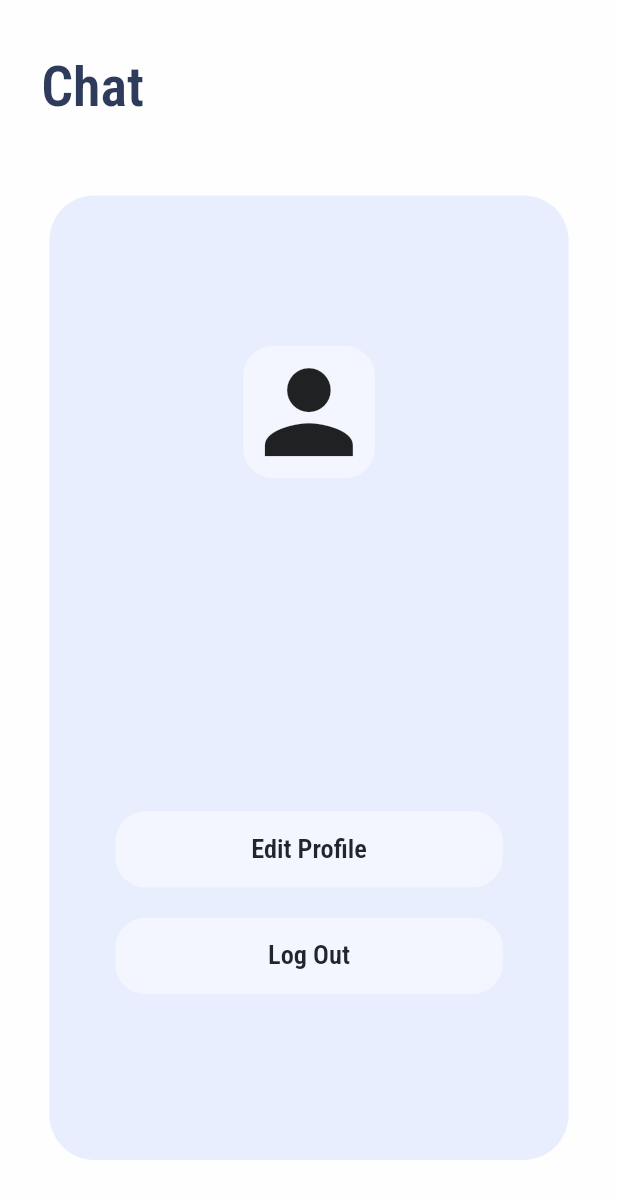
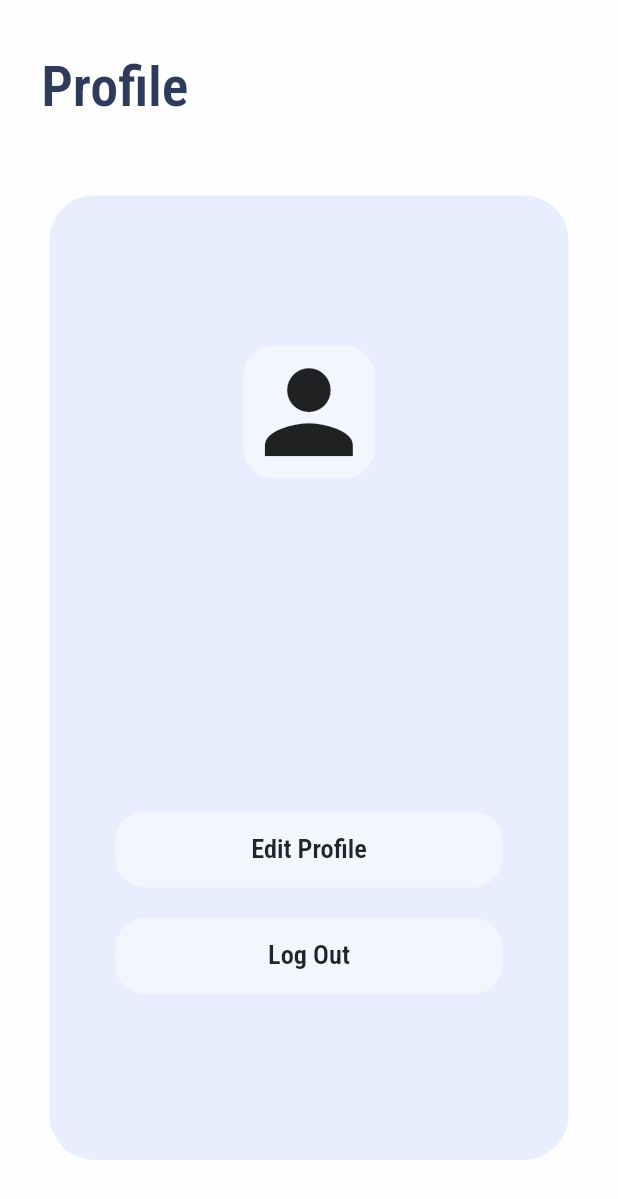
Before and after one commit to janrydzewski/ChatConnect, a Flutter app: the ProfileScreen screen opened directly, on a phone screen of 412 x 824 dp. Shown: the top 1199 px of the screen. Run offline on Flutter 3.47's test engine with Material 2 defaults, Android fonts, the phone set to English and light mode, and no system bars; our stand-ins replace bloc, cloud_firestore, email_validator, equatable, firebase_auth, firebase_core and 6 more; missing offline and left inert: animated_snack_bar; accounts and stored records are empty.

Commit message:
profile edit

```diff
--- a/lib/ui/views/profile/profile_screen.dart
+++ b/lib/ui/views/profile/profile_screen.dart
@@ -52,7 +52,7 @@ class _ProfileScreenState extends State<ProfileScreen> {
               Container(
                 alignment: Alignment.centerLeft,
                 margin: EdgeInsets.symmetric(horizontal: 25.w),
-                child: reusableText("Chat", fontSize: 34),
+                child: reusableText("Profile", fontSize: 34),
               ),
               Expanded(
                 child: Container(
@@ -84,8 +84,8 @@ class _ProfileScreenState extends State<ProfileScreen> {
                                         .withOpacity(0.5)),
                                 child: state.userModel.photoUrl.isNotEmpty
                                     ? SizedBox(
-                                        width: 80.w,
-                                        height: 80.h,
+                                        width:  140.w,
+                                        height: 140.h,
                                         child: Image.network(
                                           state.userModel.photoUrl,
                                           loadingBuilder: (BuildContext context,
```
